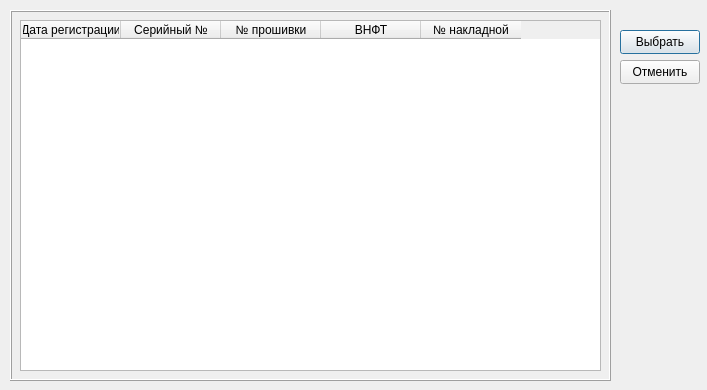
Above: Remont/selectplatewindow.ui from AlexeyScherbakov2021/Remont2 before the change. Below: the same form after it.
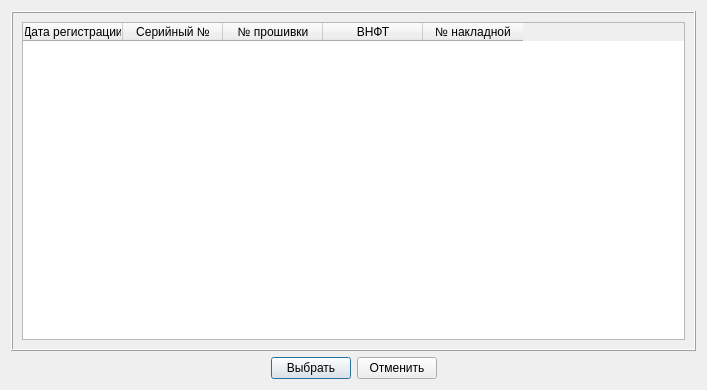
That is the form after the change.

Patch:
```diff
--- a/Remont/selectplatewindow.ui
+++ b/Remont/selectplatewindow.ui
@@ -13,30 +13,18 @@
   <property name="windowTitle">
    <string>Список плат</string>
   </property>
+  <layout class="QVBoxLayout" name="verticalLayout_2">
+   <item>
   <widget class="QFrame" name="frame">
-   <property name="geometry">
-    <rect>
-     <x>10</x>
-     <y>10</y>
-     <width>601</width>
-     <height>371</height>
-    </rect>
-   </property>
    <property name="frameShape">
     <enum>QFrame::Shape::Box</enum>
    </property>
    <property name="frameShadow">
     <enum>QFrame::Shadow::Raised</enum>
    </property>
+     <layout class="QVBoxLayout" name="verticalLayout">
+      <item>
    <widget class="QTableWidget" name="tableWidget">
-    <property name="geometry">
-     <rect>
-      <x>10</x>
-      <y>10</y>
-      <width>581</width>
-      <height>351</height>
-     </rect>
-    </property>
     <property name="selectionMode">
      <enum>QAbstractItemView::SelectionMode::SingleSelection</enum>
     </property>
@@ -69,16 +57,27 @@
      </property>
     </column>
    </widget>
-  </widget>
+      </item>
+     </layout>
+    </widget>
+   </item>
+   <item>
+    <layout class="QHBoxLayout" name="horizontalLayout">
+     <item>
+      <spacer name="horizontalSpacer">
+       <property name="orientation">
+        <enum>Qt::Orientation::Horizontal</enum>
+       </property>
+       <property name="sizeHint" stdset="0">
+        <size>
+         <width>40</width>
+         <height>20</height>
+        </size>
+       </property>
+      </spacer>
+     </item>
+     <item>
   <widget class="QPushButton" name="pbSelect">
-   <property name="geometry">
-    <rect>
-     <x>620</x>
-     <y>30</y>
-     <width>80</width>
-     <height>24</height>
-    </rect>
-   </property>
    <property name="text">
     <string>Выбрать</string>
    </property>
@@ -86,19 +85,30 @@
     <bool>true</bool>
    </property>
   </widget>
+     </item>
+     <item>
   <widget class="QPushButton" name="pbCancel">
-   <property name="geometry">
-    <rect>
-     <x>620</x>
-     <y>60</y>
-     <width>80</width>
-     <height>24</height>
-    </rect>
-   </property>
    <property name="text">
     <string>Отменить</string>
    </property>
   </widget>
+     </item>
+     <item>
+      <spacer name="horizontalSpacer_2">
+       <property name="orientation">
+        <enum>Qt::Orientation::Horizontal</enum>
+       </property>
+       <property name="sizeHint" stdset="0">
+        <size>
+         <width>40</width>
+         <height>20</height>
+        </size>
+       </property>
+      </spacer>
+     </item>
+    </layout>
+   </item>
+  </layout>
  </widget>
  <resources/>
  <connections>
```
Lines whose indentation alone changed are shown as unchanged.
